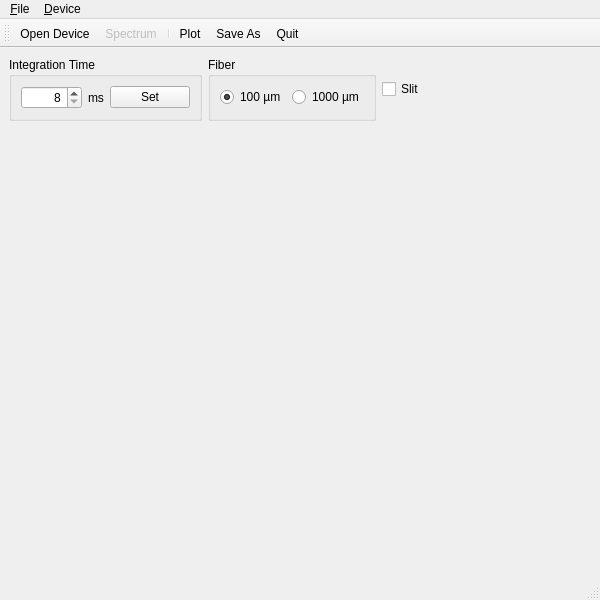
First picture: the form in spectrometer.ui, repository GNHua/Ocean-optics-spectrometer, before the edit.
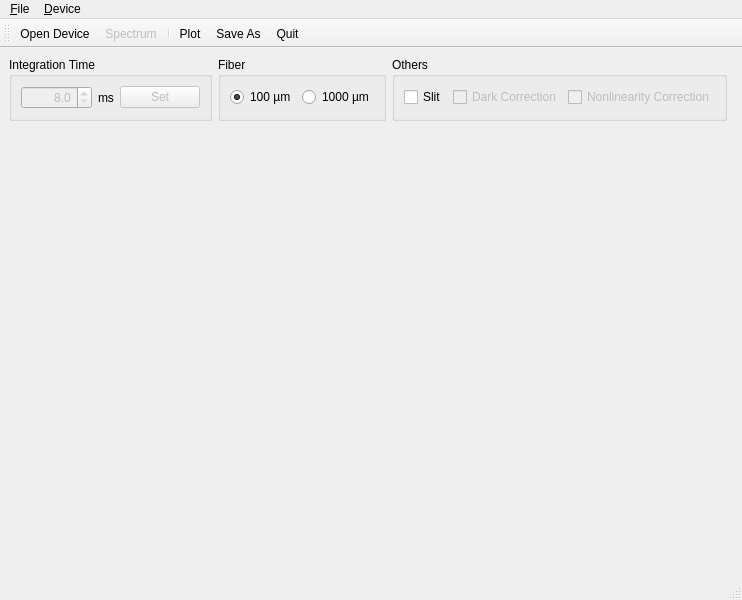
Second picture: the form after the edit. Icons and pictures are not drawn.

Commit message: add Dark Correction & Nonlinearity Correction

What changed in the file:
```diff
--- a/spectrometer.ui
+++ b/spectrometer.ui
@@ -6,7 +6,7 @@
    <rect>
     <x>0</x>
     <y>0</y>
-    <width>600</width>
+    <width>655</width>
     <height>600</height>
    </rect>
   </property>
@@ -28,18 +28,21 @@
       </property>
       <layout class="QHBoxLayout" name="horizontalLayout_2">
        <item>
-        <widget class="QSpinBox" name="spinBoxInt">
-         <property name="layoutDirection">
-          <enum>Qt::LeftToRight</enum>
+        <widget class="QDoubleSpinBox" name="doubleSpinBoxInt">
+         <property name="enabled">
+          <bool>false</bool>
          </property>
          <property name="alignment">
           <set>Qt::AlignRight|Qt::AlignTrailing|Qt::AlignVCenter</set>
          </property>
+         <property name="decimals">
+          <number>1</number>
+         </property>
          <property name="minimum">
-          <number>8</number>
+          <double>8.000000000000000</double>
          </property>
          <property name="maximum">
-          <number>10000</number>
+          <double>10000.000000000000000</double>
          </property>
         </widget>
        </item>
@@ -52,6 +55,9 @@
        </item>
        <item>
         <widget class="QPushButton" name="pushButtonSetInt">
+         <property name="enabled">
+          <bool>false</bool>
+         </property>
          <property name="text">
           <string>Set</string>
          </property>
@@ -90,10 +96,39 @@
      </widget>
     </item>
     <item row="0" column="2">
-     <widget class="QCheckBox" name="checkBoxSlit">
-      <property name="text">
-       <string>Slit</string>
+     <widget class="QGroupBox" name="groupBox_3">
+      <property name="title">
+       <string>Others</string>
       </property>
+      <layout class="QHBoxLayout" name="horizontalLayout_3">
+       <item>
+        <widget class="QCheckBox" name="checkBoxSlit">
+         <property name="text">
+          <string>Slit</string>
+         </property>
+        </widget>
+       </item>
+       <item>
+        <widget class="QCheckBox" name="checkBoxDark">
+         <property name="enabled">
+          <bool>false</bool>
+         </property>
+         <property name="text">
+          <string>Dark Correction</string>
+         </property>
+        </widget>
+       </item>
+       <item>
+        <widget class="QCheckBox" name="checkBoxNonlinear">
+         <property name="enabled">
+          <bool>false</bool>
+         </property>
+         <property name="text">
+          <string>Nonlinearity Correction</string>
+         </property>
+        </widget>
+       </item>
+      </layout>
      </widget>
     </item>
     <item row="0" column="3">
@@ -127,7 +162,7 @@
     <rect>
      <x>0</x>
      <y>0</y>
-     <width>600</width>
+     <width>655</width>
      <height>21</height>
     </rect>
    </property>
```
The commit also changes 1 other file.
